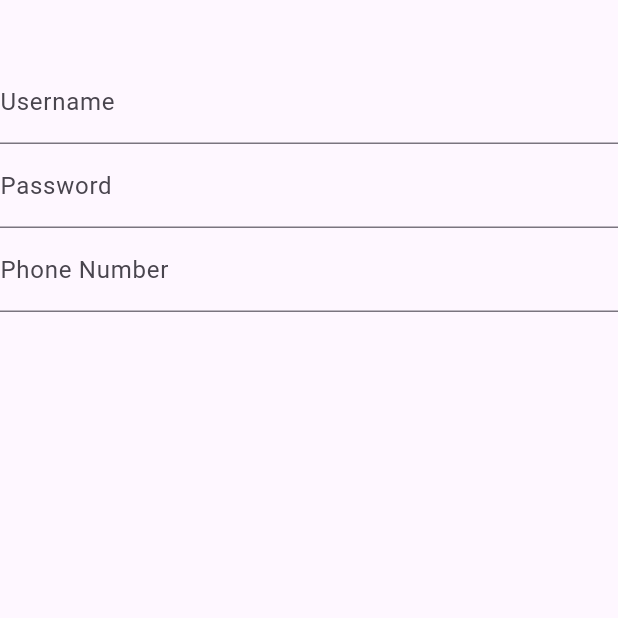
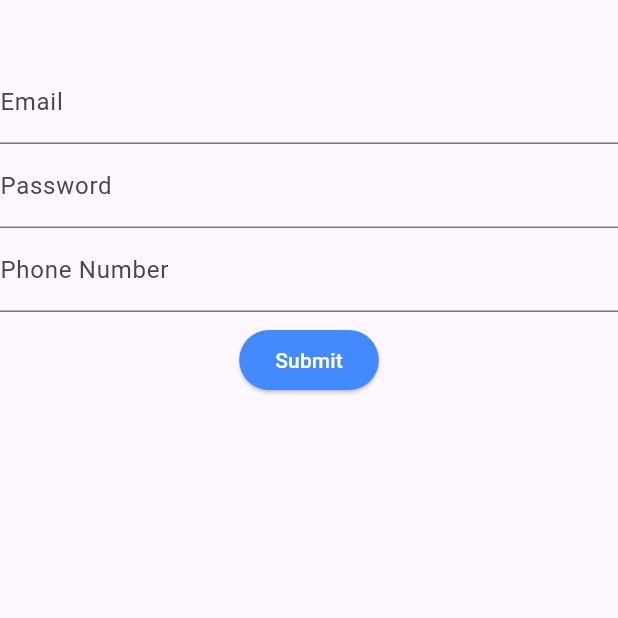
Before and after one commit to NischalGirii/Flutter, a Flutter app: the screen it shows after launch, on a phone screen of 412 x 824 dp, the top half of it. Run offline on Flutter 3.47's test engine with Material 3 defaults, Android fonts, the phone set to English and light mode, and no system bars; our stand-ins replace shared_preferences; missing offline and left inert: dart:ffi.

Commit message:
validator for email, password, phoneNumber

```diff
--- a/flutter_application_1/lib/formValidation/validation.dart
+++ b/flutter_application_1/lib/formValidation/validation.dart
@@ -10,7 +10,7 @@ class Validation extends StatefulWidget {
 class _ValidationState extends State<Validation> {
   @override
     final _formKey = GlobalKey<FormState>();
-    TextEditingController usernameController = TextEditingController();
+    TextEditingController emailController = TextEditingController();
     TextEditingController passwordController = TextEditingController();
     TextEditingController phoneController = TextEditingController();
 
@@ -25,15 +25,23 @@ class _ValidationState extends State<Validation> {
         child: Column(
           children: [
             SizedBox(height: 40,),
-            TextField(
-              controller: usernameController,
+            TextFormField(
+              controller: emailController,
               decoration: InputDecoration(
-                labelText: "Username"
+                labelText: "Email"
               ),
-
+              validator: (value) {
+                if(value == null || value.isEmpty) {
+                  return "please enter email";
+                }
+                if(!value.contains("@")){
+                  return "Enter valid Email";
+                }
+                return null;
+              } ,
 
             ),
-            TextField(
+            TextFormField(
               controller: passwordController,
               obscureText: true,
               decoration: InputDecoration(
@@ -41,15 +49,46 @@ class _ValidationState extends State<Validation> {
                 labelText: "Password"
               ),
 
+              validator: (value) {
+                if(value == null || value.isEmpty) {
+                  return "please enter password";
+                }
+                if(value.length <= 8) {
+                  return "Password must be atleast eight characters";
+                }
+                return null;
+              },
+
 
             ),
-            TextField(
+            TextFormField(
               controller: phoneController,
               decoration: InputDecoration(
                 labelText: "Phone Number"
               ),
 
+              validator: (value) {
+                if(value == null || value.isEmpty) {
+                  return "please enter phone number";
+                }
+                if(value.length < 10) {
+                  return "Phone Number must be atleast ten characters";
+                }
+                return null;
+              },
 
+
+
+            ),
+
+            Padding(
+              padding: const EdgeInsets.all(8.0),
+              child: ElevatedButton(onPressed: () {},
+               child: Text("Submit"),
+               style: ElevatedButton.styleFrom(
+                foregroundColor: Colors.white,
+                backgroundColor: Colors.blueAccent
+               ),),
             )
           ],
         ),
```
